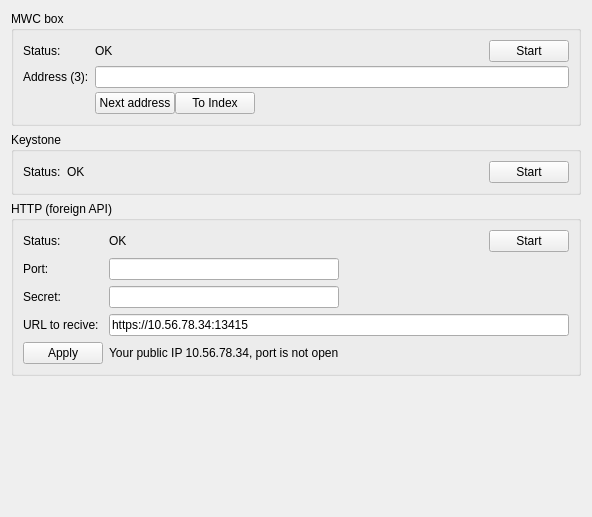
Old version of the form windows/listening.ui in the repository mwcproject/mwc-qt-wallet.
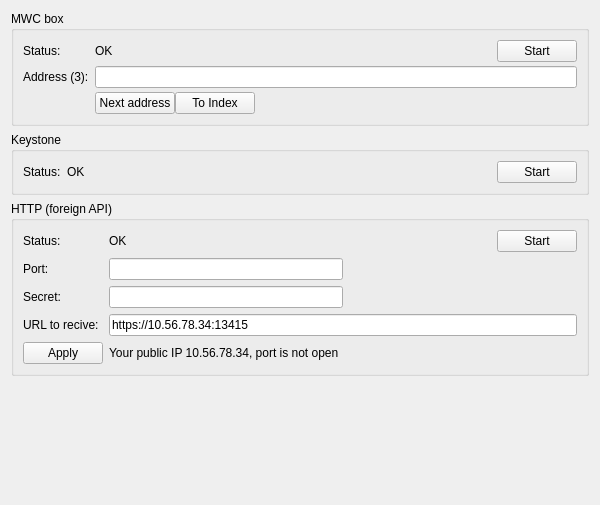
New version of the form.

```diff
--- a/windows/listening.ui
+++ b/windows/listening.ui
@@ -6,8 +6,8 @@
    <rect>
     <x>0</x>
     <y>0</y>
-    <width>592</width>
-    <height>517</height>
+    <width>600</width>
+    <height>505</height>
    </rect>
   </property>
   <property name="windowTitle">
```
